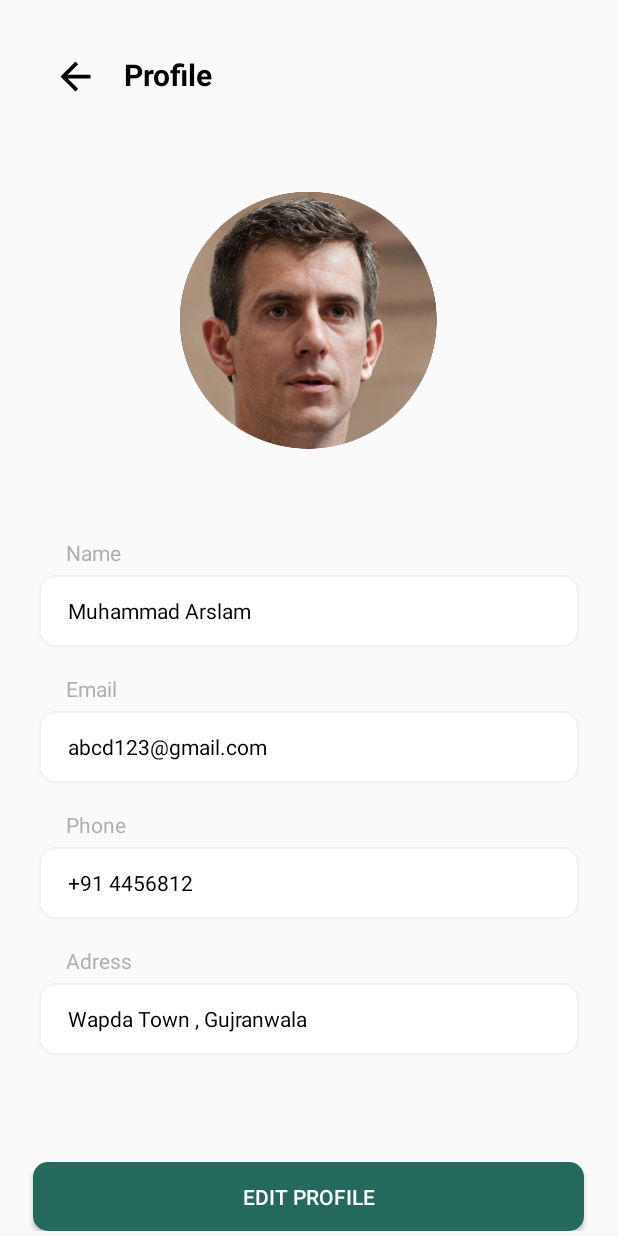
After one commit to UnitSol/islamic-trust-organization-android-donor, an Android app: the UserProfileActivity screen opened directly, with no data from a screen before it, on a phone screen of 412 x 824 dp. The commit adds this screen. Run offline under Robolectric (Android 15) with nearby library versions, the phone set to English and light mode, and no system bars; network calls fail.

Commit message:
Static app complete

```diff
--- a/islamictrustorganization/app/src/main/AndroidManifest.xml
+++ b/islamictrustorganization/app/src/main/AndroidManifest.xml
@@ -23,6 +23,9 @@
         android:supportsRtl="true"
         android:theme="@style/Theme.IslamicTrustOrganization"
         tools:targetApi="31">
+        <activity
+            android:name=".Controllers.UserProfileActivity"
+            android:exported="false" />
         <activity
             android:name=".Controllers.MoreActivity"
             android:exported="false" />
--- a/islamictrustorganization/app/src/main/java/com/example/islamictrustorganization/Controllers/MoreActivity.java
+++ b/islamictrustorganization/app/src/main/java/com/example/islamictrustorganization/Controllers/MoreActivity.java
@@ -10,7 +10,7 @@ import androidx.appcompat.app.AppCompatActivity;
 import com.example.islamictrustorganization.R;
 
 public class MoreActivity extends AppCompatActivity {
-    RelativeLayout cmdLogOut;
+    RelativeLayout cmdLogOut , cmdProfile;
     @Override
     protected void onCreate(Bundle savedInstanceState) {
         super.onCreate(savedInstanceState);
@@ -26,9 +26,18 @@ public class MoreActivity extends AppCompatActivity {
 
             }
         });
+        cmdProfile.setOnClickListener(new View.OnClickListener() {
+            @Override
+            public void onClick(View view) {
+                Intent intent = new Intent(MoreActivity.this, UserProfileActivity.class);
+                startActivity(intent);
+            }
+        });
     }
 
     private void initalUI() {
         cmdLogOut = findViewById(R.id.cmd_log_out);
+        cmdProfile = findViewById(R.id.cmd_profile);
     }
+
 }
--- /dev/null
+++ b/islamictrustorganization/app/src/main/java/com/example/islamictrustorganization/Controllers/UserProfileActivity.java
@@ -0,0 +1,58 @@
+package com.example.islamictrustorganization.Controllers;
+
+import android.content.Intent;
+import android.os.Bundle;
+import android.view.View;
+import android.widget.Button;
+import android.widget.EditText;
+import android.widget.ImageView;
+import android.widget.Toast;
+
+import androidx.appcompat.app.AppCompatActivity;
+
+import com.example.islamictrustorganization.R;
+
+public class UserProfileActivity extends AppCompatActivity {
+    ImageView goToMore , imgUserProfile;
+
+    EditText txtProfileUserName , txtProfileUserEmail , txtProfileUserPhone , txtProfileUserAdress;
+
+    Button btnSubmitInfo;
+    @Override
+    protected void onCreate(Bundle savedInstanceState) {
+        super.onCreate(savedInstanceState);
+        setContentView(R.layout.activity_user_profile);
+        getSupportActionBar().hide();
+        initialUI();
+        goToMore.setOnClickListener(new View.OnClickListener() {
+            @Override
+            public void onClick(View view) {
+                Intent intent = new Intent(UserProfileActivity.this , MoreActivity.class);
+                startActivity(intent);
+                finish();
+            }
+        });
+        txtProfileUserName.setText("Muhammad Arslam");
+        txtProfileUserEmail.setText("abcd123@gmail.com");
+        txtProfileUserPhone.setText("+91 4456812");
+        txtProfileUserAdress.setText("Wapda Town , Gujranwala");
+        btnSubmitInfo.setOnClickListener(new View.OnClickListener() {
+            @Override
+            public void onClick(View view) {
+                Toast.makeText(UserProfileActivity.this, "Profile Updated" + "User Name : " +txtProfileUserName + "EMail : " + txtProfileUserEmail + "Phone #  :" + txtProfileUserPhone + "Adress : " + txtProfileUserAdress, Toast.LENGTH_SHORT).show();
+            }
+        });
+    }
+
+    private void initialUI() {
+        goToMore = findViewById(R.id.go_to_more);
+        imgUserProfile = findViewById(R.id.img_user_profile);
+
+        txtProfileUserName = findViewById(R.id.txt_profile_user_name);
+        txtProfileUserEmail = findViewById(R.id.txt_profile_user_email);
+        txtProfileUserPhone = findViewById(R.id.txt_profile_user_phone);
+        txtProfileUserAdress = findViewById(R.id.txt_profile_user_adress);
+
+        btnSubmitInfo = findViewById(R.id.btn_submit_info);
+    }
+}
--- /dev/null
+++ b/islamictrustorganization/app/src/main/res/layout/activity_user_profile.xml
@@ -0,0 +1,188 @@
+<?xml version="1.0" encoding="utf-8"?>
+<RelativeLayout xmlns:android="http://schemas.android.com/apk/res/android"
+    xmlns:app="http://schemas.android.com/apk/res-auto"
+    xmlns:tools="http://schemas.android.com/tools"
+    android:layout_width="match_parent"
+    android:layout_height="match_parent"
+    tools:context=".Controllers.UserProfileActivity">
+    <ScrollView
+        android:layout_width="match_parent"
+        android:layout_height="match_parent">
+        <RelativeLayout
+            android:layout_width="match_parent"
+            android:layout_height="match_parent">
+            <RelativeLayout
+                android:id="@+id/cmd_go_to_more"
+                android:layout_width="match_parent"
+                android:layout_height="wrap_content">
+
+                <ImageView
+                    android:id="@+id/go_to_more"
+                    android:layout_width="30dp"
+                    android:layout_height="30dp"
+                    android:src="@drawable/go_back_botton"
+                    android:layout_marginTop="36dp"
+                    android:layout_marginLeft="35dp"/>
+                <TextView
+                    android:layout_width="wrap_content"
+                    android:layout_height="wrap_content"
+                    android:text="Profile"
+                    android:fontFamily="sans-serif-black"
+                    android:textFontWeight="700"
+                    android:textSize="20sp"
+                    android:textColor="@color/black"
+                    android:layout_toRightOf="@+id/go_to_more"
+                    android:layout_marginTop="36dp"
+                    android:layout_marginLeft="17dp"/>
+            </RelativeLayout>
+            <RelativeLayout
+                android:id="@+id/cmd_user_profile_img"
+                android:layout_width="match_parent"
+                android:layout_height="wrap_content"
+                android:layout_below="@+id/cmd_go_to_more">
+
+                <com.google.android.material.imageview.ShapeableImageView
+                    android:id="@+id/img_user_profile"
+                    android:layout_width="171dp"
+                    android:layout_height="171dp"
+                    android:src="@drawable/user_image"
+                    style="@style/Circular"
+                    android:layout_centerHorizontal="true"
+                    android:layout_marginTop="62dp"/>
+            </RelativeLayout>
+            <RelativeLayout
+                android:id="@+id/cmd_profile_user_name"
+                android:layout_width="match_parent"
+                android:layout_height="match_parent"
+                android:layout_below="@+id/cmd_user_profile_img">
+
+                <TextView
+                    android:id="@+id/lbl_profile_user_name"
+                    android:layout_width="wrap_content"
+                    android:layout_height="wrap_content"
+                    android:text="Name"
+                    android:textColor="#B0B0B0"
+                    android:textSize="14sp"
+                    android:layout_marginLeft="44dp"
+                    android:layout_marginTop="59dp"
+                    />
+                <EditText
+                    android:id="@+id/txt_profile_user_name"
+                    android:layout_width="360dp"
+                    android:layout_height="48dp"
+                    android:layout_centerHorizontal="true"
+                    android:background="@drawable/edittext_style"
+                    android:layout_below="@id/lbl_profile_user_name"
+                    android:layout_marginTop="5dp"
+                    android:hint="Name"
+                    android:textColorHint="#B0B0B0"
+                    android:textSize="14sp"
+                    android:paddingLeft="19dp"
+                    android:textColor="@color/black"/>
+            </RelativeLayout>
+            <RelativeLayout
+                android:id="@+id/cmd_profile_user_email"
+                android:layout_width="match_parent"
+                android:layout_height="wrap_content"
+                android:layout_below="@id/cmd_profile_user_name">
+
+                <TextView
+                    android:id="@+id/lbl_profile_user_email"
+                    android:layout_width="wrap_content"
+                    android:layout_height="wrap_content"
+                    android:text="Email"
+                    android:textColor="#B0B0B0"
+                    android:textSize="14sp"
+                    android:layout_marginLeft="44dp"
+                    android:layout_marginTop="18dp"
+                    />
+                <EditText
+                    android:id="@+id/txt_profile_user_email"
+                    android:layout_width="360dp"
+                    android:layout_height="48dp"
+                    android:layout_centerHorizontal="true"
+                    android:background="@drawable/edittext_style"
+                    android:layout_below="@id/lbl_profile_user_email"
+                    android:layout_marginTop="5dp"
+                    android:hint="Email"
+                    android:textColorHint="#B0B0B0"
+                    android:inputType="textEmailAddress"
+                    android:textSize="14sp"
+                    android:paddingLeft="19dp"
+                    android:textColor="@color/black"/>
+            </RelativeLayout>
+
+            <RelativeLayout
+                android:id="@+id/cmd_profile_user_phone"
+                android:layout_width="match_parent"
+                android:layout_height="wrap_content"
+                android:layout_below="@id/cmd_profile_user_email">
+
+                <TextView
+                    android:id="@+id/lbl_profile_user_phone"
+                    android:layout_width="wrap_content"
+                    android:layout_height="wrap_content"
+                    android:text="Phone"
+                    android:textColor="#B0B0B0"
+                    android:textSize="14sp"
+                    android:layout_marginLeft="44dp"
+                    android:layout_marginTop="18dp"
+                    />
+                <EditText
+                    android:id="@+id/txt_profile_user_phone"
+                    android:layout_width="360dp"
+                    android:layout_height="48dp"
+                    android:layout_centerHorizontal="true"
+                    android:background="@drawable/edittext_style"
+                    android:layout_below="@id/lbl_profile_user_phone"
+                    android:layout_marginTop="5dp"
+                    android:textColorHint="#B0B0B0"
+                    android:hint="Phone No"
+                    android:textSize="14sp"
+                    android:paddingLeft="19dp"
+                    android:textColor="@color/black"/>
+            </RelativeLayout>
+            <RelativeLayout
+                android:id="@+id/cmd_profile_user_adress"
+                android:layout_width="match_parent"
+                android:layout_height="wrap_content"
+                android:layout_below="@id/cmd_profile_user_phone">
+
+                <TextView
+                    android:id="@+id/lbl_profile_user_adress"
+                    android:layout_width="wrap_content"
+                    android:layout_height="wrap_content"
+                    android:text="Adress"
+                    android:textColor="#B0B0B0"
+                    android:textSize="14sp"
+                    android:layout_marginLeft="44dp"
+                    android:layout_marginTop="18dp"
+                    />
+                <EditText
+                    android:id="@+id/txt_profile_user_adress"
+                    android:layout_width="360dp"
+                    android:layout_height="48dp"
+                    android:layout_centerHorizontal="true"
+                    android:background="@drawable/edittext_style"
+                    android:layout_below="@id/lbl_profile_user_adress"
+                    android:layout_marginTop="5dp"
+                    android:hint="Adress"
+                    android:textColorHint="#B0B0B0"
+                    android:textSize="14sp"
+                    android:paddingLeft="19dp"
+                    android:textColor="@color/black"/>
+            </RelativeLayout>
+            <Button
+                android:id="@+id/btn_submit_info"
+                android:layout_width="367dp"
+                android:layout_height="46dp"
+                android:layout_centerHorizontal="true"
+                android:background="@drawable/button_curve"
+                android:text="Edit Profile"
+                android:textColor="@color/white"
+                android:layout_marginTop="71dp"
+                android:layout_below="@id/cmd_profile_user_adress"
+                android:layout_alignParentBottom="true"/>
+        </RelativeLayout>
+    </ScrollView>
+</RelativeLayout>
```
